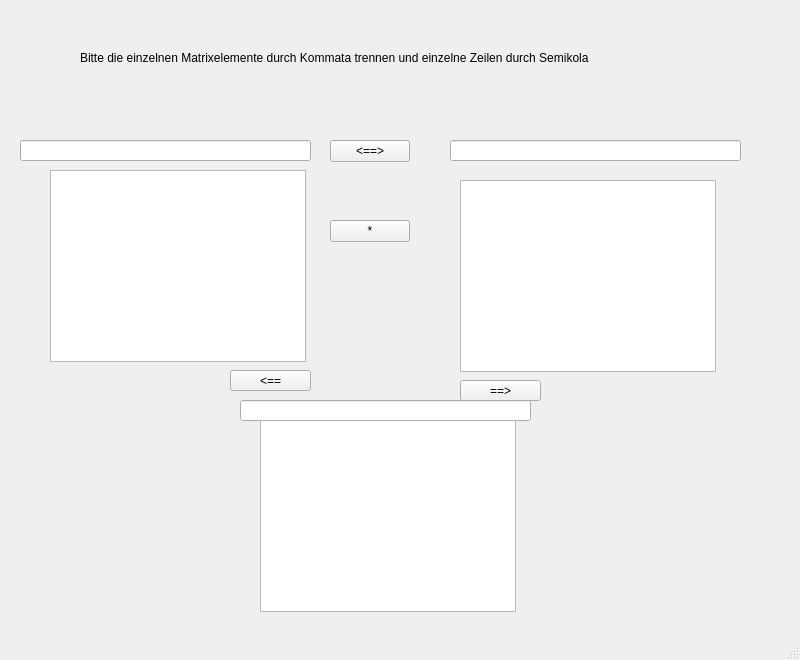
The window that matrix.ui (FelixMaetzler/Taschenrechner) describes before a commit, drawn with Qt 5.
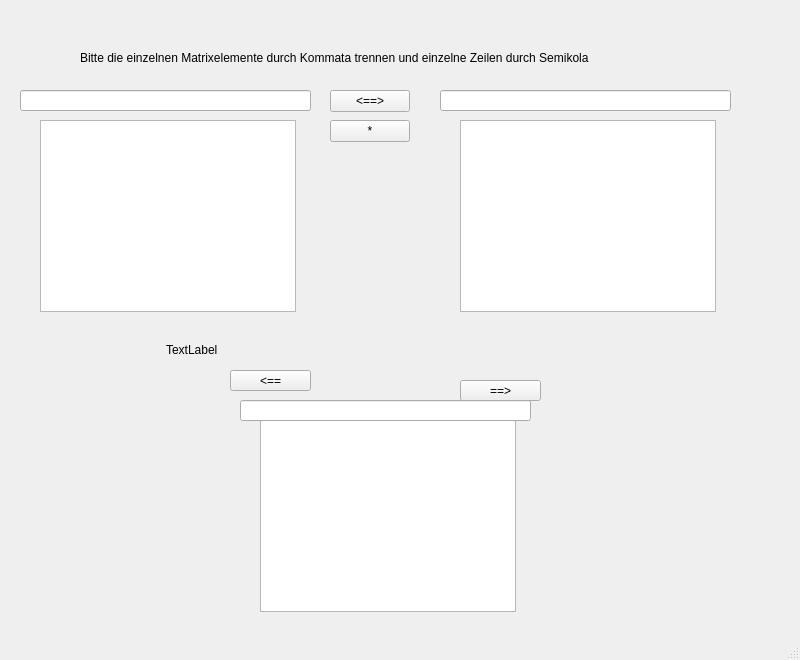
The same window after the commit.

Commit message: matrix auf matrizen umgerüstet

Diff of the .ui file:
```diff
--- a/matrix.ui
+++ b/matrix.ui
@@ -31,7 +31,7 @@
     <property name="geometry">
      <rect>
       <x>20</x>
-      <y>140</y>
+      <y>90</y>
       <width>291</width>
       <height>21</height>
      </rect>
@@ -40,8 +40,8 @@
    <widget class="QTextBrowser" name="textMatrix1">
     <property name="geometry">
      <rect>
-      <x>50</x>
-      <y>170</y>
+      <x>40</x>
+      <y>120</y>
       <width>256</width>
       <height>192</height>
      </rect>
@@ -50,8 +50,8 @@
    <widget class="QLineEdit" name="lineMatrix2">
     <property name="geometry">
      <rect>
-      <x>450</x>
-      <y>140</y>
+      <x>440</x>
+      <y>90</y>
       <width>291</width>
       <height>21</height>
      </rect>
@@ -61,7 +61,7 @@
     <property name="geometry">
      <rect>
       <x>460</x>
-      <y>180</y>
+      <y>120</y>
       <width>256</width>
       <height>192</height>
      </rect>
@@ -71,7 +71,7 @@
     <property name="geometry">
      <rect>
       <x>330</x>
-      <y>140</y>
+      <y>90</y>
       <width>80</width>
       <height>22</height>
      </rect>
@@ -120,7 +120,7 @@
     <property name="geometry">
      <rect>
       <x>330</x>
-      <y>220</y>
+      <y>120</y>
       <width>80</width>
       <height>22</height>
      </rect>
@@ -139,6 +139,19 @@
      </rect>
     </property>
    </widget>
+   <widget class="QLabel" name="labelError">
+    <property name="geometry">
+     <rect>
+      <x>166</x>
+      <y>340</y>
+      <width>501</width>
+      <height>20</height>
+     </rect>
+    </property>
+    <property name="text">
+     <string>TextLabel</string>
+    </property>
+   </widget>
   </widget>
   <widget class="QMenuBar" name="menubar">
    <property name="geometry">
```
The commit also changes 4 other files.
